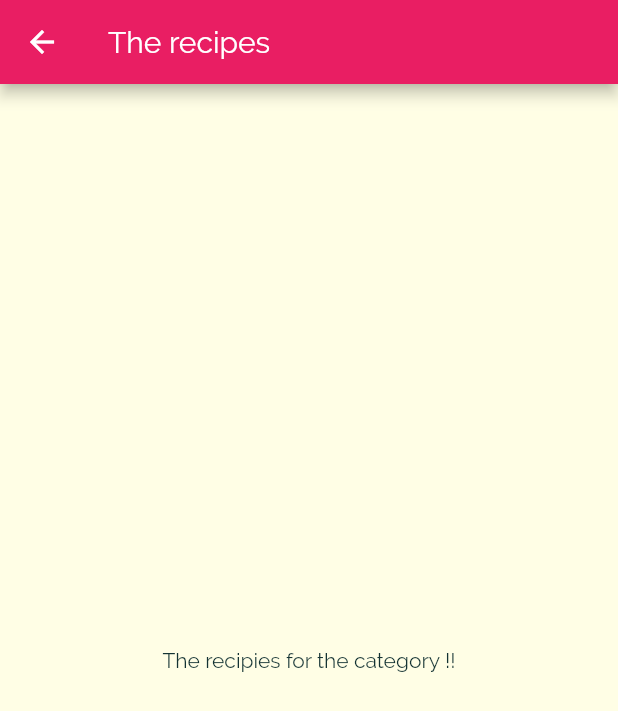
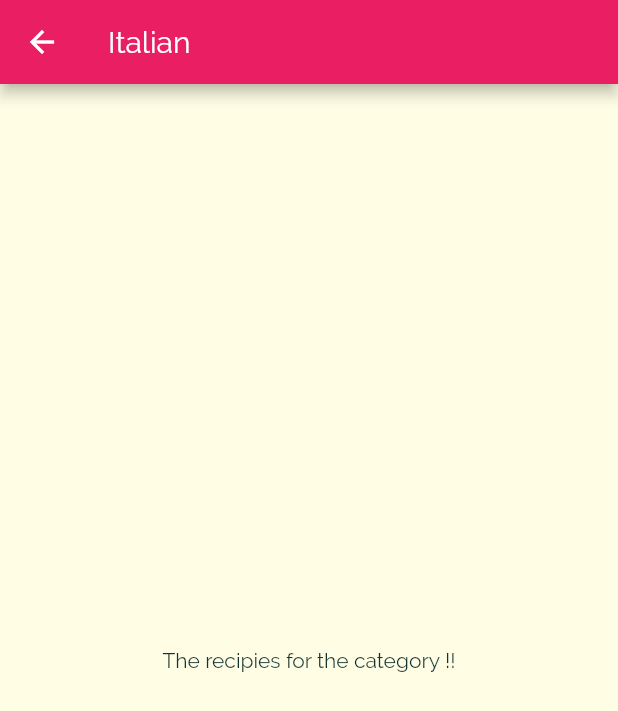
Before and after one commit to darshangit/flutter-app3-meals, a Flutter app: the screen it shows after launch, after a tap on "Italian", on a phone screen of 412 x 824 dp. Shown: the top 711 px of the screen. Run offline on Flutter 3.47's test engine with Material 2 defaults, Android fonts, the phone set to English and light mode, and no system bars.

Commit message:
passing data to the second screen

```diff
--- a/lib/categories_screen.dart
+++ b/lib/categories_screen.dart
@@ -11,7 +11,8 @@ class CategoriesScreen extends StatelessWidget {
         body: GridView(
           padding: const EdgeInsets.all(25),
           children: DUMMY_CATEGORIES
-              .map((catData) => CategoryItem(catData.title, catData.color))
+              .map((catData) =>
+                  CategoryItem(catData.id, catData.title, catData.color))
               .toList(),
           gridDelegate: SliverGridDelegateWithMaxCrossAxisExtent(
               maxCrossAxisExtent: 200,
--- a/lib/category_item.dart
+++ b/lib/category_item.dart
@@ -2,14 +2,15 @@ import 'package:flutter/material.dart';
 import './category_meals_screen.dart';
 
 class CategoryItem extends StatelessWidget {
+  final String id;
   final String title;
   final Color color;
 
-  CategoryItem(this.title, this.color);
+  CategoryItem(this.id, this.title, this.color);
 
   void selectCategory(BuildContext context) {
     Navigator.of(context).push(MaterialPageRoute(builder: (_) {
-      return CategoryMealsScreen();
+      return CategoryMealsScreen(id, title);
     }));
   }
 
--- a/lib/category_meals_screen.dart
+++ b/lib/category_meals_screen.dart
@@ -1,11 +1,16 @@
 import 'package:flutter/material.dart';
 
 class CategoryMealsScreen extends StatelessWidget {
+  final String categoryId;
+  final String categoryTitle;
+
+  CategoryMealsScreen(this.categoryId, this.categoryTitle);
+
   @override
   Widget build(BuildContext context) {
     return Scaffold(
         appBar: AppBar(
-          title: Text('The recipes'),
+          title: Text(categoryTitle),
         ),
         body: Center(child: Text('The recipies for the category !!')));
   }
```
